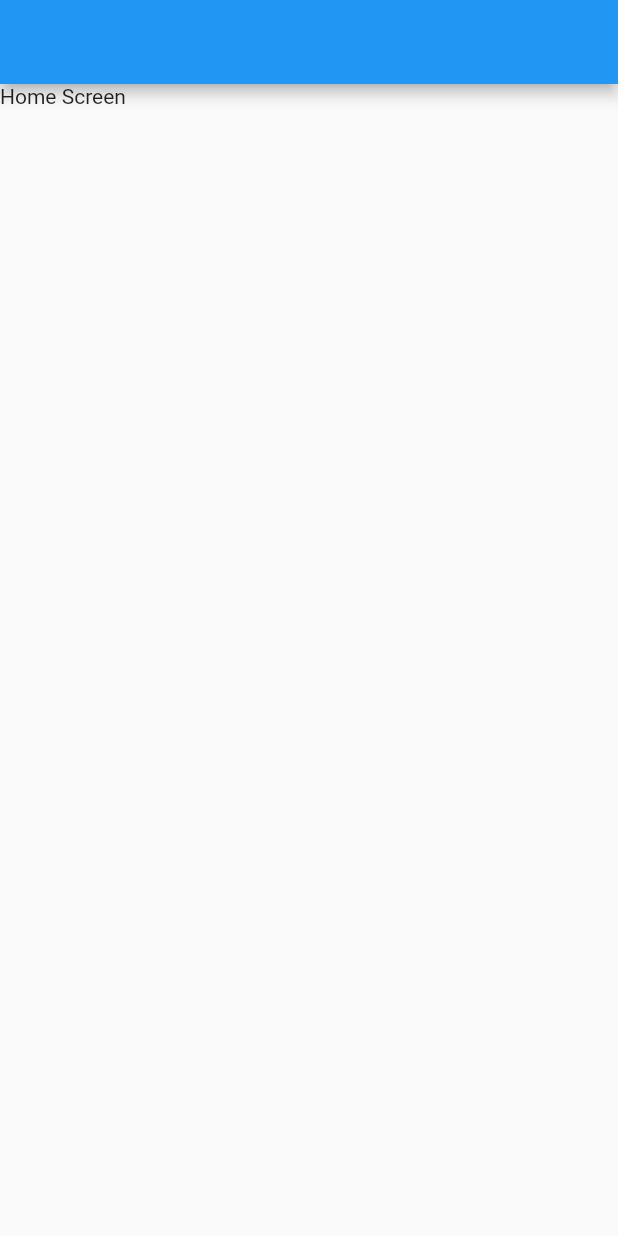
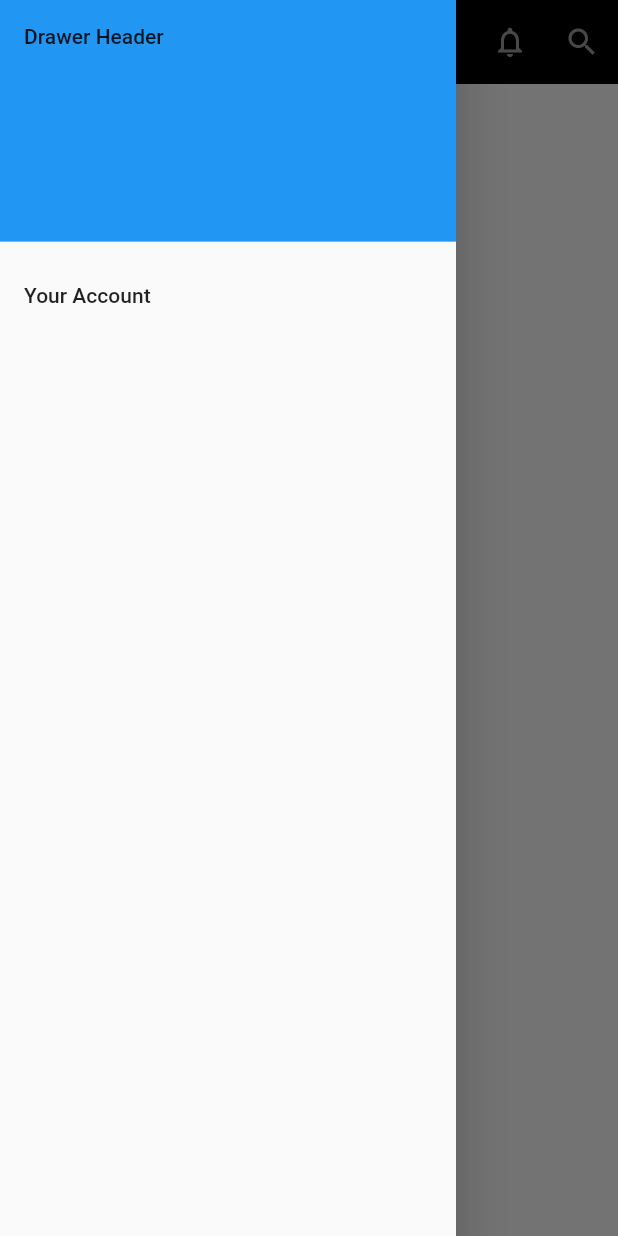
Before and after one commit to Shkarsardar/MediumClone, a Flutter app: the screen it shows after launch, with the side drawer open (before the commit the screen has no drawer), on a phone screen of 412 x 824 dp. Run offline on Flutter 3.47's test engine with Material 2 defaults, Android fonts, the phone set to English and light mode, and no system bars.

Commit message:
added drawer and icons

```diff
--- a/lib/screens/homescreen.dart
+++ b/lib/screens/homescreen.dart
@@ -6,10 +6,75 @@ class HomePage extends StatefulWidget {
 }
 
 class _HomePageState extends State<HomePage> {
+  final GlobalKey<ScaffoldState> _scaffoldKey=new GlobalKey<ScaffoldState>();
+
   @override
   Widget build(BuildContext context) {
     return Scaffold(
-      appBar: AppBar(),
+      key: _scaffoldKey,
+      drawer: Drawer(
+        child: ListView(
+          padding: EdgeInsets.zero,
+          children: <Widget>[
+            DrawerHeader(
+              child: Text("Drawer Header"),
+              decoration: BoxDecoration(
+                color: Colors.blue
+              ),
+            ),
+            ListTile(
+              title: Text("Your Account"),
+            )
+          ],
+        ),
+
+      ),
+      appBar: AppBar(
+        elevation: 0,
+        backgroundColor: Colors.black,
+        title: Text("Home",style: TextStyle(fontSize: 17,fontWeight: FontWeight.w700),),
+        titleSpacing: 5,
+        leading: Row(
+          children: <Widget>[
+            // SizedBox(width: 10),
+            IconButton(
+              splashColor: Colors.transparent,
+
+              icon: Icon(Icons.reorder),
+              onPressed: (){
+                _scaffoldKey.currentState.openDrawer();
+
+              },
+            )
+
+          ],
+        ),
+        actions: <Widget>[
+
+          Row(
+
+            children: <Widget>[
+              IconButton(
+                splashColor: Colors.transparent,
+                icon: Icon(Icons.notifications_none,color: Colors.grey,),
+                onPressed: ()=>print("Notification"),
+
+              ),
+
+              IconButton(
+                splashColor: Colors.transparent,
+                icon: Icon(Icons.search,color: Colors.grey),
+                onPressed: ()=>print("Search"),
+
+              ),
+
+
+
+
+            ],
+          ),
+        ],
+      ),
       body: Text("Home Screen"),
 
     );
```
